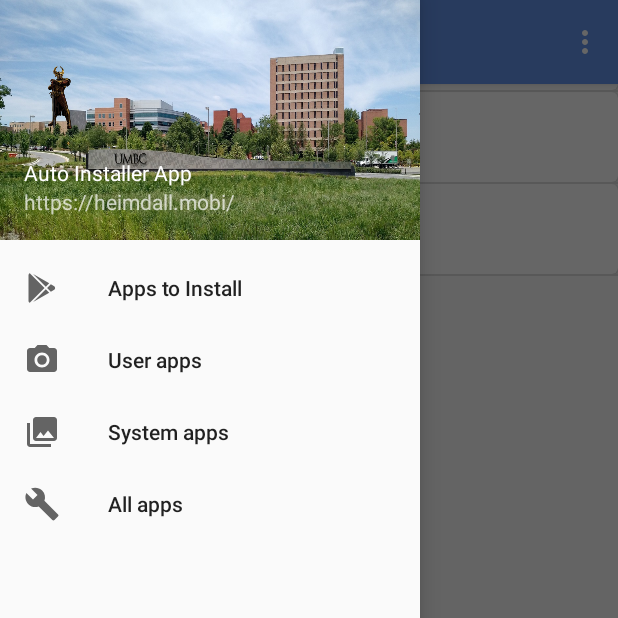
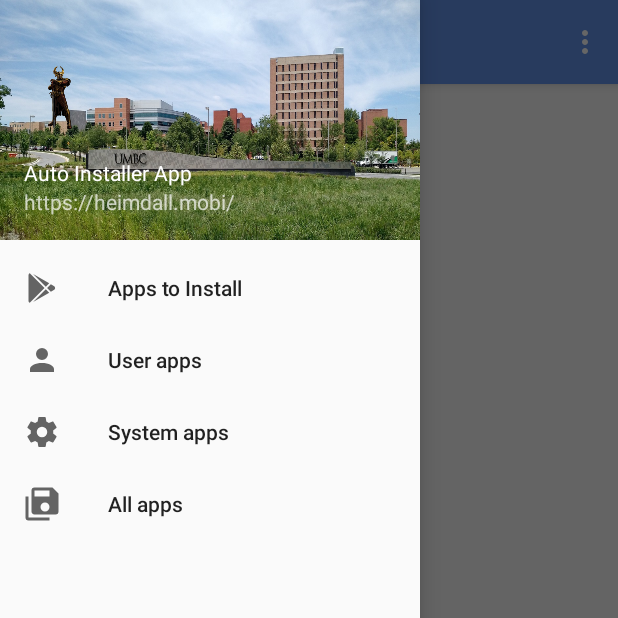
Before and after one commit to prajitdas/AutoInstallerApp, an Android app: the screen it shows after launch (MainActivity), with the side drawer open, on a phone screen of 412 x 824 dp, the top half of it. Run offline under Robolectric (Android 15) with nearby library versions, the phone set to English and light mode, and no system bars; our stand-ins replace Volley; network calls fail.

Commit message:
apps are being obtained from webservice app link in play store is opening up app is complete

```diff
--- a/app/build.gradle
+++ b/app/build.gradle
@@ -31,4 +31,5 @@ dependencies {
     compile 'com.android.support:recyclerview-v7:24.0.0'
     compile 'com.android.support:cardview-v7:24.0.0'
     testCompile 'junit:junit:4.12'
+    compile project(path: ':volley')
 }
--- a/app/src/main/AndroidManifest.xml
+++ b/app/src/main/AndroidManifest.xml
@@ -1,6 +1,8 @@
 <?xml version="1.0" encoding="utf-8"?>
 <manifest xmlns:android="http://schemas.android.com/apk/res/android"
     package="edu.umbc.cs.ebiquity.autoinstallerapp">
+
+    <uses-permission android:name="android.permission.INTERNET"/>
 
     <application
         android:allowBackup="true"
--- a/app/src/main/assets/applist.json
+++ b/app/src/main/assets/applist.json
@@ -1,7 +1,7 @@
 {"applist":
   [
-    {"ABC":{"packageName":"ABC","appName":"ABC","versionInfo":"ABC","icon":"ABC"}},
-    {"com.facebook.katana":{"packageName":"com.facebook.katana","appName":"Facebook","versionInfo":"1.0","icon":"https://lh3.googleusercontent.com/ZZPdzvlpK9r_Df9C3M7j1rNRi7hhHRvPhlklJ3lfi5jk86Jd1s0Y5wcQ1QgbVaAP5Q=w300-rw"}},
-    {"com.facebook.orca":{"packageName":"com.facebook.orca","appName":"Messenger","versionInfo":"1.0","icon":"https://lh5.ggpht.com/0VYAvZLR9YhosF-thqm8xl8EWsCfrEY_uk2og2f59K8IOx5TfPsXjFVwxaHVnUbuEjc=w300-rw"}}
+    {"ABC":{"packageName":"ABC","appName":"ABC","versionInfo":"ABC"}},
+    {"com.facebook.katana":{"packageName":"com.facebook.katana","appName":"Facebook","versionInfo":"1.0"}},
+    {"com.facebook.orca":{"packageName":"com.facebook.orca","appName":"Messenger","versionInfo":"1.0",}}
   ]
 }
--- a/app/src/main/java/edu/umbc/cs/ebiquity/autoinstallerapp/AppFragment.java
+++ b/app/src/main/java/edu/umbc/cs/ebiquity/autoinstallerapp/AppFragment.java
@@ -17,15 +17,28 @@ import android.util.Log;
 import android.view.LayoutInflater;
 import android.view.View;
 import android.view.ViewGroup;
+import android.widget.ImageView;
+import android.widget.Toast;
+
+import com.android.volley.Request;
+import com.android.volley.RequestQueue;
+import com.android.volley.Response;
+import com.android.volley.VolleyError;
+import com.android.volley.VolleyLog;
+import com.android.volley.toolbox.ImageLoader;
+import com.android.volley.toolbox.JsonObjectRequest;
+import com.android.volley.toolbox.NetworkImageView;
 
 import org.json.JSONArray;
 import org.json.JSONException;
 import org.json.JSONObject;
 
 import edu.umbc.cs.ebiquity.autoinstallerapp.model.AppMetadata;
+import edu.umbc.cs.ebiquity.autoinstallerapp.util.VolleySingleton;
 
 import java.io.IOException;
 import java.io.InputStream;
+import java.io.UnsupportedEncodingException;
 import java.net.URL;
 import java.util.ArrayList;
 import java.util.Collections;
@@ -58,6 +71,7 @@ public class AppFragment extends Fragment {
     private PackageManager packageManager;
     private View view;
     private String mAppDisplayType;
+    private String json;
 
     /**
      * Mandatory empty constructor for the fragment manager to instantiate the
@@ -84,6 +98,7 @@ public class AppFragment extends Fragment {
         if (getArguments() != null) {
             mColumnCount = getArguments().getInt(ARG_COLUMN_COUNT);
             mAppDisplayType = getArguments().getString(AutoInstallerApplication.getAppDisplayTypeTag());
+            json = getArguments().getString("json");
         } else {
             Log.d(AutoInstallerApplication.getDebugTag(),"Something is wrong");
         }
@@ -134,45 +149,46 @@ public class AppFragment extends Fragment {
      * Finds all the applications on the phone and stores them in a database accessible to the whole app
      */
     private void initData() {
-        /**
-         * Data loading: get all apps
-         */
-        getAllApps();
-
-        for(Map.Entry<String, AppMetadata> entry : appMetadataMap.entrySet()) {
-//            Log.d("MithrilAppManager", entry.toString());
-            allAppMetadataItems.add(entry.getValue());
-        }
-        Collections.sort(allAppMetadataItems);
-        appMetadataMap.clear();
-
-        /**
-         * Data loading: get all system apps
-         */
-        getSystemApps();
-
-        for(Map.Entry<String, AppMetadata> entry : appMetadataMap.entrySet()) {
-//            Log.d("MithrilAppManager", entry.toString());
-            systemAppMetadataItems.add(entry.getValue());
-        }
-        Collections.sort(systemAppMetadataItems);
-        appMetadataMap.clear();
-
-        /**
-         * Data loading: get all user apps
-         */
-        getUserApps();
-
-        for(Map.Entry<String, AppMetadata> entry : appMetadataMap.entrySet()) {
-//            Log.d("MithrilAppManager", entry.toString());
-            userAppMetadataItems.add(entry.getValue());
-        }
-        Collections.sort(userAppMetadataItems);
-        appMetadataMap.clear();
+//        /**
+//         * Data loading: get all apps
+//         */
+//        getAllApps();
+//
+//        for(Map.Entry<String, AppMetadata> entry : appMetadataMap.entrySet()) {
+////            Log.d("MithrilAppManager", entry.toString());
+//            allAppMetadataItems.add(entry.getValue());
+//        }
+//        Collections.sort(allAppMetadataItems);
+//        appMetadataMap.clear();
+//
+//        /**
+//         * Data loading: get all system apps
+//         */
+//        getSystemApps();
+//
+//        for(Map.Entry<String, AppMetadata> entry : appMetadataMap.entrySet()) {
+////            Log.d("MithrilAppManager", entry.toString());
+//            systemAppMetadataItems.add(entry.getValue());
+//        }
+//        Collections.sort(systemAppMetadataItems);
+//        appMetadataMap.clear();
+//
+//        /**
+//         * Data loading: get all user apps
+//         */
+//        getUserApps();
+//
+//        for(Map.Entry<String, AppMetadata> entry : appMetadataMap.entrySet()) {
+////            Log.d("MithrilAppManager", entry.toString());
+//            userAppMetadataItems.add(entry.getValue());
+//        }
+//        Collections.sort(userAppMetadataItems);
+//        appMetadataMap.clear();
 
         /**
          * Data loading: get apps to install
          */
+        // Access the RequestQueue through your singleton class.
         getAppsToInstall();
 
         for(Map.Entry<String, AppMetadata> entry : appMetadataMap.entrySet()) {
@@ -186,37 +202,45 @@ public class AppFragment extends Fragment {
     }
 
     private void getAppsToInstall() {
+        ImageLoader mImageLoader;
         try {
-            JSONObject jsonRootObject = new JSONObject(loadJSONFromAsset());
+            JSONObject jsonRootObject = new JSONObject(json);
             JSONArray jsonArray = jsonRootObject.optJSONArray("applist");
             for(int i = 0; i < jsonArray.length(); i++) {
                 JSONObject apps = jsonArray.optJSONObject(i);
                 Iterator iter = apps.keys();
-                AppMetadata tempAppMetaData = new AppMetadata("dummyApp");
+                final AppMetadata tempAppMetaData = new AppMetadata("dummyApp");
                 while(iter.hasNext()) {
                     String key = (String) iter.next();
                     JSONObject appInfo = apps.optJSONObject(key);
                     tempAppMetaData.setPackageName(appInfo.optString("packageName").toString());
                     tempAppMetaData.setAppName(appInfo.optString("appName").toString());
                     tempAppMetaData.setVersionInfo(appInfo.optString("versionInfo").toString());
-                    tempAppMetaData.setIcon(BitmapFactory.decodeResource(getActivity().getResources(), R.mipmap.ic_launcher));
-//                    tempAppMetaData.setIcon(getBitmapFromURL(appInfo.optString("icon").toString()));
+//                    tempAppMetaData.setIcon(BitmapFactory.decodeResource(getActivity().getResources(), R.mipmap.ic_launcher));
+
+                    // Get the ImageLoader through your singleton class.
+//                    mImageLoader = VolleySingleton.getInstance(getActivity()).getImageLoader();
+//
+//                    Log.d(AutoInstallerApplication.getDebugTag(), appInfo.optString("icon").toString());
+//                    mImageLoader.get(appInfo.optString("icon").toString(), new ImageLoader.ImageListener() {
+//                        @Override
+//                        public void onResponse(ImageLoader.ImageContainer response, boolean isImmediate) {
+//                            Bitmap bitmap = response.getBitmap();
+//                            if (bitmap != null) {
+//                                tempAppMetaData.setIcon(bitmap);
+//                            }
+//                        }
+//                        @Override
+//                        public void onErrorResponse(VolleyError error) {
+//                            Log.d(AutoInstallerApplication.getDebugTag(),"Error response"+error.getMessage());
+//                        }
+//                    });
                     appMetadataMap.put(tempAppMetaData.getPackageName(), tempAppMetaData);
                 }
             }
         } catch (JSONException exception) {
             exception.printStackTrace();
         }
-    }
-
-    private Bitmap getBitmapFromURL(String bitmapUrl) {
-        try {
-            URL url = new URL(bitmapUrl);
-            return BitmapFactory.decodeStream(url.openConnection().getInputStream());
-        } catch(Exception ex) {
-            ex.printStackTrace();
-        }
-        return null;
     }
 
     private void getAllApps() {
@@ -296,22 +320,6 @@ public class AppFragment extends Fragment {
         }
     }
 
-    public String loadJSONFromAsset() {
-        String json = new String();
-        try {
-            InputStream inputStream = getActivity().getAssets().open("applist.json");
-            int size = inputStream.available();
-            byte[] buffer = new byte[size];
-            inputStream.read(buffer);
-            inputStream.close();
-            json = new String(buffer, "UTF-8");
-        } catch (IOException ioException) {
-            ioException.printStackTrace();
-            return null;
-        }
-        return json;
-    }
-
     @Override
     public void onDetach() {
         super.onDetach();
--- a/app/src/main/java/edu/umbc/cs/ebiquity/autoinstallerapp/AutoInstallerApplication.java
+++ b/app/src/main/java/edu/umbc/cs/ebiquity/autoinstallerapp/AutoInstallerApplication.java
@@ -7,6 +7,7 @@ import android.app.Application;
  */
 
 public class AutoInstallerApplication extends Application {
+    private static final String url = "https://9b5d5f5d.ngrok.io";
     private static final String CONST_DEBUG_TAG = "AUTO_INSTALLER_APP_DEBUG_TAG";
     private static final String allAppsDisplayTag = "allAppsDisplayTag";
     private static final String userAppsDisplayTag = "userAppsDisplayTag";
@@ -37,4 +38,8 @@ public class AutoInstallerApplication extends Application {
     public static String getAppDisplayTypeTag() {
         return appDisplayTypeTag;
     }
+
+    public static String getUrl() {
+        return url;
+    }
 }
--- a/app/src/main/java/edu/umbc/cs/ebiquity/autoinstallerapp/MainActivity.java
+++ b/app/src/main/java/edu/umbc/cs/ebiquity/autoinstallerapp/MainActivity.java
@@ -12,12 +12,21 @@ import android.support.v4.widget.DrawerLayout;
 import android.support.v7.app.ActionBarDrawerToggle;
 import android.support.v7.app.AppCompatActivity;
 import android.support.v7.widget.Toolbar;
+import android.util.Log;
 import android.view.Menu;
 import android.view.MenuItem;
 import android.view.View;
 import android.widget.Toast;
 
+import com.android.volley.Request;
+import com.android.volley.Response;
+import com.android.volley.VolleyError;
+import com.android.volley.toolbox.JsonObjectRequest;
+
+import org.json.JSONObject;
+
 import edu.umbc.cs.ebiquity.autoinstallerapp.model.AppMetadata;
+import edu.umbc.cs.ebiquity.autoinstallerapp.util.VolleySingleton;
 
 public class MainActivity extends AppCompatActivity
         implements NavigationView.OnNavigationItemSelectedListener,
@@ -63,7 +72,12 @@ public class MainActivity extends AppCompatActivity
 
         navigationView = (NavigationView) findViewById(R.id.nav_view);
         navigationView.setNavigationItemSelectedListener(this);
-        defaultFragmentLoad();
+
+        /**
+         * Get the json of list of apps to experiment with and display that list
+         */
+        loadJSONFromWebService();
+//        defaultFragmentLoad();
     }
 
     private void defaultFragmentLoad() {
@@ -98,6 +112,7 @@ public class MainActivity extends AppCompatActivity
         Bundle data = new Bundle();
         data.putInt(ARG_COLUMN_COUNT, mColumnCount);
         data.putString(AutoInstallerApplication.getAppDisplayTypeTag(), AutoInstallerApplication.getToInstallAppsDisplayTag());
+        data.putString("json",json);
         fragmentBeingDisplayed = AutoInstallerApplication.getToInstallAppsDisplayTag();
         loadFragment(data);
     }
@@ -152,11 +167,11 @@ public class MainActivity extends AppCompatActivity
         if (id == R.id.nav_slideshow) {
             loadToInstallAppsFragment();
         } else if (id == R.id.nav_camera) {
-            loadUserAppsFragment();
+//            loadUserAppsFragment();
         } else if (id == R.id.nav_gallery) {
-            loadSystemAppsFragment();
+//            loadSystemAppsFragment();
         } else if (id == R.id.nav_manage) {
-            loadAllAppsFragment();
+//            loadAllAppsFragment();
         }
 
         DrawerLayout drawer = (DrawerLayout) findViewById(R.id.drawer_layout);
@@ -178,4 +193,41 @@ public class MainActivity extends AppCompatActivity
             Toast.makeText(getApplicationContext(),"No actions have been defined for the current view", Toast.LENGTH_LONG).show();
         }
     }
+
+    private static String json = new String();
+
+    public void loadJSONFromWebService() {
+        JsonObjectRequest jsObjRequest = new JsonObjectRequest
+                (Request.Method.GET, AutoInstallerApplication.getUrl(), null, new Response.Listener<JSONObject>() {
+
+                    @Override
+                    public void onResponse(JSONObject response) {
+                        json = response.toString();
+                        defaultFragmentLoad();
+                    }
+                }, new Response.ErrorListener() {
+
+                    @Override
+                    public void onErrorResponse(VolleyError error) {
+                        Log.d(AutoInstallerApplication.getDebugTag(),"Error response"+error.getMessage());
+                    }
+                });
+
+        // Access the RequestQueue through your singleton class.
+        VolleySingleton.getInstance(this).addToRequestQueue(jsObjRequest);
+        /**
+         * We were reading the data from the asset but now we will do so from the webservice
+         try {
+         InputStream inputStream = getActivity().getAssets().open("applist.json");
+         int size = inputStream.available();
+         byte[] buffer = new byte[size];
+         inputStream.read(buffer);
+         inputStream.close();
+         json = new String(buffer, "UTF-8");
+         } catch (IOException ioException) {
+         ioException.printStackTrace();
+         return null;
+         }
+         */
+    }
 }
--- a/app/src/main/java/edu/umbc/cs/ebiquity/autoinstallerapp/MyAppRecyclerViewAdapter.java
+++ b/app/src/main/java/edu/umbc/cs/ebiquity/autoinstallerapp/MyAppRecyclerViewAdapter.java
@@ -37,7 +37,7 @@ public class MyAppRecyclerViewAdapter extends RecyclerView.Adapter<MyAppRecycler
     @Override
     public void onBindViewHolder(final ViewHolder holder, int position) {
         holder.mItem = mValues.get(position);
-        holder.mAppIcon.setImageBitmap(mValues.get(position).getIcon());
+//        holder.mAppIcon.setImageBitmap(mValues.get(position).getIcon());
         holder.mAppName.setText(mValues.get(position).getAppName());
         holder.mAppVersion.setText(mValues.get(position).getVersionInfo());
 
@@ -60,7 +60,7 @@ public class MyAppRecyclerViewAdapter extends RecyclerView.Adapter<MyAppRecycler
 
     public class ViewHolder extends RecyclerView.ViewHolder {
         public final View mView;
-        public final ImageView mAppIcon;
+//        public final ImageView mAppIcon;
         public final TextView mAppName;
         public final TextView mAppVersion;
         public AppMetadata mItem;
@@ -68,7 +68,7 @@ public class MyAppRecyclerViewAdapter extends RecyclerView.Adapter<MyAppRecycler
         public ViewHolder(View view) {
             super(view);
             mView = view;
-            mAppIcon = (ImageView) view.findViewById(R.id.app_icon);
+//            mAppIcon = (ImageView) view.findViewById(R.id.app_icon);
             mAppName = (TextView) view.findViewById(R.id.app_name);
             mAppVersion = (TextView) view.findViewById(R.id.app_version);
         }
--- /dev/null
+++ b/app/src/main/java/edu/umbc/cs/ebiquity/autoinstallerapp/util/VolleySingleton.java
@@ -0,0 +1,71 @@
+package edu.umbc.cs.ebiquity.autoinstallerapp.util;
+
+/**
+ * Created on June 28, 2016
+ * @author: Prajit Kumar Das
+ */
+
+import android.content.Context;
+import android.graphics.Bitmap;
+import android.util.LruCache;
+
+import com.android.volley.Request;
+import com.android.volley.RequestQueue;
+import com.android.volley.toolbox.ImageLoader;
+import com.android.volley.toolbox.Volley;
+
+/**
+ * Created by praji on 5/28/2016.
+ */
+
+public class VolleySingleton {
+    private static VolleySingleton mInstance;
+    private RequestQueue mRequestQueue;
+    private ImageLoader mImageLoader;
+    private static Context mCtx;
+
+    private VolleySingleton(Context context) {
+        mCtx = context;
+        mRequestQueue = getRequestQueue();
+
+        mImageLoader = new ImageLoader(mRequestQueue,
+                new ImageLoader.ImageCache() {
+                    private final LruCache<String, Bitmap>
+                            cache = new LruCache<String, Bitmap>(20);
+
+                    @Override
+                    public Bitmap getBitmap(String url) {
+                        return cache.get(url);
+                    }
+
+                    @Override
+                    public void putBitmap(String url, Bitmap bitmap) {
+                        cache.put(url, bitmap);
+                    }
+                });
+    }
+
+    public static synchronized VolleySingleton getInstance(Context context) {
+        if (mInstance == null) {
+            mInstance = new VolleySingleton(context);
+        }
+        return mInstance;
+    }
+
+    public RequestQueue getRequestQueue() {
+        if (mRequestQueue == null) {
+            // getApplicationContext() is key, it keeps you from leaking the
+            // Activity or BroadcastReceiver if someone passes one in.
+            mRequestQueue = Volley.newRequestQueue(mCtx.getApplicationContext());
+        }
+        return mRequestQueue;
+    }
+
+    public <T> void addToRequestQueue(Request<T> req) {
+        getRequestQueue().add(req);
+    }
+
+    public ImageLoader getImageLoader() {
+        return mImageLoader;
+    }
+}
--- /dev/null
+++ b/app/src/main/res/drawable/account.xml
@@ -0,0 +1,8 @@
+<!-- drawable/account.xml -->
+<vector xmlns:android="http://schemas.android.com/apk/res/android"
+    android:height="24dp"
+    android:width="24dp"
+    android:viewportWidth="24"
+    android:viewportHeight="24">
+    <path android:fillColor="#000" android:pathData="M12,4A4,4 0 0,1 16,8A4,4 0 0,1 12,12A4,4 0 0,1 8,8A4,4 0 0,1 12,4M12,14C16.42,14 20,15.79 20,18V20H4V18C4,15.79 7.58,14 12,14Z" />
+</vector>
--- /dev/null
+++ b/app/src/main/res/drawable/content_save_all.xml
@@ -0,0 +1,8 @@
+<!-- drawable/content_save_all.xml -->
+<vector xmlns:android="http://schemas.android.com/apk/res/android"
+    android:height="24dp"
+    android:width="24dp"
+    android:viewportWidth="24"
+    android:viewportHeight="24">
+    <path android:fillColor="#000" android:pathData="M17,7V3H7V7H17M14,17A3,3 0 0,0 17,14A3,3 0 0,0 14,11A3,3 0 0,0 11,14A3,3 0 0,0 14,17M19,1L23,5V17A2,2 0 0,1 21,19H7C5.89,19 5,18.1 5,17V3A2,2 0 0,1 7,1H19M1,7H3V21H17V23H3A2,2 0 0,1 1,21V7Z" />
+</vector>
--- /dev/null
+++ b/app/src/main/res/drawable/settings.xml
@@ -0,0 +1,8 @@
+<!-- drawable/settings.xml -->
+<vector xmlns:android="http://schemas.android.com/apk/res/android"
+    android:height="24dp"
+    android:width="24dp"
+    android:viewportWidth="24"
+    android:viewportHeight="24">
+    <path android:fillColor="#000" android:pathData="M12,15.5A3.5,3.5 0 0,1 8.5,12A3.5,3.5 0 0,1 12,8.5A3.5,3.5 0 0,1 15.5,12A3.5,3.5 0 0,1 12,15.5M19.43,12.97C19.47,12.65 19.5,12.33 19.5,12C19.5,11.67 19.47,11.34 19.43,11L21.54,9.37C21.73,9.22 21.78,8.95 21.66,8.73L19.66,5.27C19.54,5.05 19.27,4.96 19.05,5.05L16.56,6.05C16.04,5.66 15.5,5.32 14.87,5.07L14.5,2.42C14.46,2.18 14.25,2 14,2H10C9.75,2 9.54,2.18 9.5,2.42L9.13,5.07C8.5,5.32 7.96,5.66 7.44,6.05L4.95,5.05C4.73,4.96 4.46,5.05 4.34,5.27L2.34,8.73C2.21,8.95 2.27,9.22 2.46,9.37L4.57,11C4.53,11.34 4.5,11.67 4.5,12C4.5,12.33 4.53,12.65 4.57,12.97L2.46,14.63C2.27,14.78 2.21,15.05 2.34,15.27L4.34,18.73C4.46,18.95 4.73,19.03 4.95,18.95L7.44,17.94C7.96,18.34 8.5,18.68 9.13,18.93L9.5,21.58C9.54,21.82 9.75,22 10,22H14C14.25,22 14.46,21.82 14.5,21.58L14.87,18.93C15.5,18.67 16.04,18.34 16.56,17.94L19.05,18.95C19.27,19.03 19.54,18.95 19.66,18.73L21.66,15.27C21.78,15.05 21.73,14.78 21.54,14.63L19.43,12.97Z" />
+</vector>
--- a/app/src/main/res/menu/activity_main_drawer.xml
+++ b/app/src/main/res/menu/activity_main_drawer.xml
@@ -8,15 +8,15 @@
             android:title="@string/appsToInstallMenuString" />
         <item
             android:id="@+id/nav_camera"
-            android:icon="@drawable/ic_menu_camera"
+            android:icon="@drawable/account"
             android:title="@string/userApps" />
         <item
             android:id="@+id/nav_gallery"
-            android:icon="@drawable/ic_menu_gallery"
+            android:icon="@drawable/settings"
             android:title="@string/systemApps" />
         <item
             android:id="@+id/nav_manage"
-            android:icon="@drawable/ic_menu_manage"
+            android:icon="@drawable/content_save_all"
             android:title="@string/allApps" />
     </group>
 
```
Also changed, not shown: app/src/main/res/layout/fragment_app.xml (+26 -26 lines).
